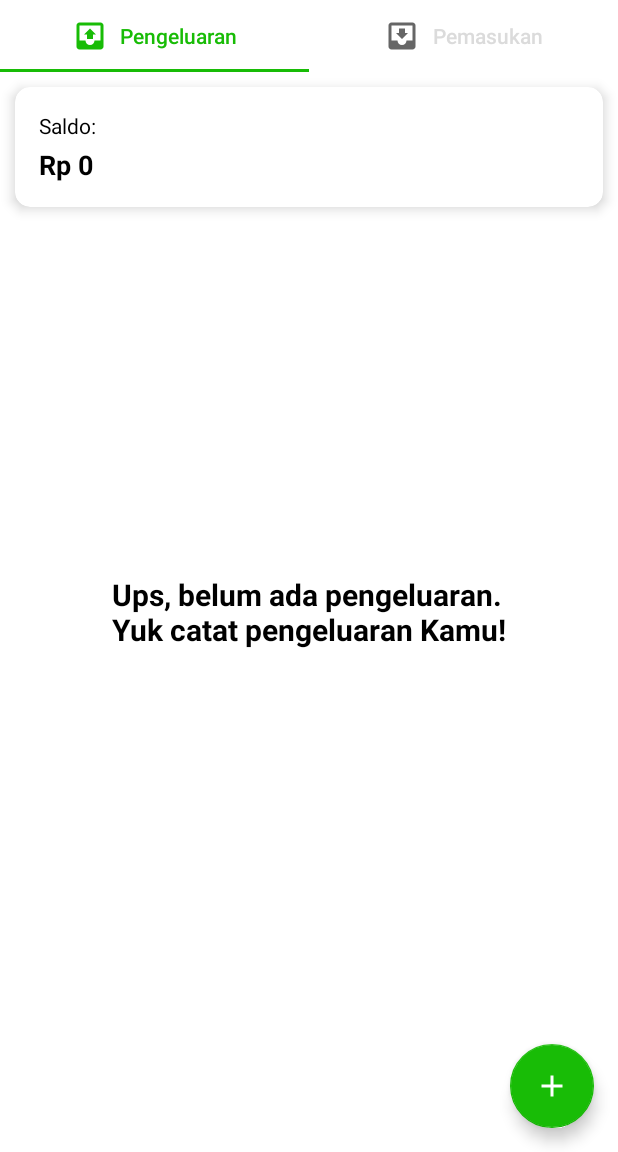
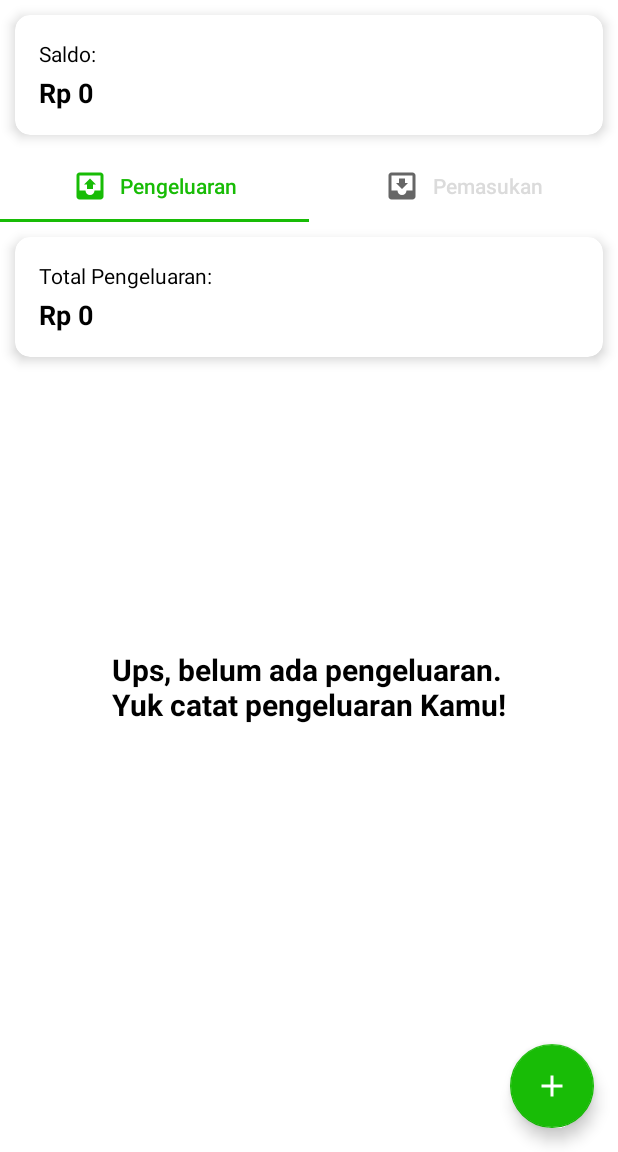
Before and after one commit to rifqyanugerah/mancash-mobile, an Android app: the screen it shows after launch (MainActivity), on a phone screen of 412 x 824 dp, the part 84-1236 px from its top. Run offline under Robolectric (Android 15) with nearby library versions, the phone set to English and light mode, and no system bars; our stand-ins replace Room's generated code, RxJava.

Commit message:
Mancash Mobile Revisi

```diff
--- a/app/src/main/java/org/d3if3095/mancashmobile/database/dao/DatabaseDao.java
+++ b/app/src/main/java/org/d3if3095/mancashmobile/database/dao/DatabaseDao.java
@@ -26,8 +26,11 @@ public interface DatabaseDao {
     @Query("DELETE FROM tbl_keuangan WHERE uid= :uid and tipe = 'pengeluaran'")
     void deleteSinglePengeluaran(int uid);
 
+    @Query("SELECT SUM(jml_uang) FROM tbl_keuangan WHERE tipe = 'pengeluaran'")
+    LiveData<Integer> getTotalPengeluaran();
+
     @Query("SELECT (SELECT COALESCE(SUM(jml_uang), 0) FROM tbl_keuangan WHERE tipe = 'pemasukan') - (SELECT COALESCE(SUM(jml_uang), 0) FROM tbl_keuangan WHERE tipe = 'pengeluaran') AS saldo_pengeluaran")
-    LiveData<Integer> getTotalPengeluaran();
+    LiveData<Integer> getTotalPengeluaranSaldo();
 
     @Query("UPDATE tbl_keuangan SET keterangan = :keterangan, tanggal = :tgl, jml_uang = :harga WHERE uid = :uid and tipe = 'pengeluaran'")
     void updateDataPengeluaran(String keterangan, String tgl, int harga, int uid);
--- a/app/src/main/java/org/d3if3095/mancashmobile/view/MainActivity.java
+++ b/app/src/main/java/org/d3if3095/mancashmobile/view/MainActivity.java
@@ -1,30 +1,53 @@
 package org.d3if3095.mancashmobile.view;
 
 import android.os.Bundle;
+import android.view.View;
+import android.widget.TextView;
 
 import androidx.appcompat.app.AppCompatActivity;
+import androidx.lifecycle.Observer;
+import androidx.lifecycle.ViewModelProviders;
 import androidx.viewpager.widget.ViewPager;
 
 import com.google.android.material.tabs.TabLayout;
 
 import org.d3if3095.mancashmobile.R;
+import org.d3if3095.mancashmobile.model.ModelDatabase;
+import org.d3if3095.mancashmobile.utils.FunctionHelper;
+import org.d3if3095.mancashmobile.view.fragment.pengeluaran.PengeluaranAdapter;
+import org.d3if3095.mancashmobile.view.fragment.pengeluaran.PengeluaranViewModel;
+
+import java.util.ArrayList;
+import java.util.Collections;
+import java.util.List;
 
 public class MainActivity extends AppCompatActivity {
+    private MainViewModel mainViewModel;
 
-    TabLayout tabLayout;
-    ViewPager viewPager;
-    int[] tabIcons = {R.drawable.ic_pengeluaran, R.drawable.ic_pemasukan};
+    private TextView tvNotFound;
+    private TextView tvTotal;
+    private PengeluaranAdapter pengeluaranAdapter;
+
+    private List<ModelDatabase> modelDatabase = new ArrayList<>();
+    private TabLayout tabLayout;
+    private ViewPager viewPager;
+
+    private int[] tabIcons = {R.drawable.ic_pengeluaran, R.drawable.ic_pemasukan};
 
     @Override
     protected void onCreate(Bundle savedInstanceState) {
         super.onCreate(savedInstanceState);
         setContentView(R.layout.activity_main);
 
+        mainViewModel = ViewModelProviders.of(this).get(MainViewModel.class);
+
         setIdLayout();
         setInitLayout();
+        observeData();
     }
 
     private void setIdLayout() {
+        tvTotal = findViewById(R.id.tvTotal);
         tabLayout = findViewById(R.id.tabsLayout);
         viewPager = findViewById(R.id.viewPager);
     }
@@ -36,4 +59,23 @@ public class MainActivity extends AppCompatActivity {
         tabLayout.getTabAt(0).setIcon(tabIcons[0]);
         tabLayout.getTabAt(1).setIcon(tabIcons[1]);
     }
+
+    private void observeData() {
+        mainViewModel = ViewModelProviders.of(this).get(MainViewModel.class);
+
+        mainViewModel.getTotalPengeluaranSaldo().observe(this, new Observer<Integer>(){
+            @Override
+            public void onChanged(Integer integer) {
+                if (integer == null) {
+                    int totalPrice = 0;
+                    String initPrice = FunctionHelper.rupiahFormat(totalPrice);
+                    tvTotal.setText(initPrice);
+                } else {
+                    int totalPrice = integer;
+                    String initPrice = FunctionHelper.rupiahFormat(totalPrice);
+                    tvTotal.setText(initPrice);
+                }
+            }
+        });
+    }
 }
--- /dev/null
+++ b/app/src/main/java/org/d3if3095/mancashmobile/view/MainViewModel.java
@@ -0,0 +1,31 @@
+package org.d3if3095.mancashmobile.view;
+
+import android.app.Application;
+
+import androidx.annotation.NonNull;
+import androidx.lifecycle.LiveData;
+
+import org.d3if3095.mancashmobile.database.DatabaseClient;
+import org.d3if3095.mancashmobile.database.dao.DatabaseDao;
+import org.d3if3095.mancashmobile.model.ModelDatabase;
+import org.d3if3095.mancashmobile.view.fragment.pengeluaran.PengeluaranViewModel;
+
+import java.util.List;
+
+public class MainViewModel extends PengeluaranViewModel {
+
+    private LiveData<List<ModelDatabase>> mPengeluarans;
+    private DatabaseDao databaseDao;
+    private LiveData<Integer> mTotalPrice;
+
+    public MainViewModel(@NonNull Application application) {
+        super(application);
+
+        databaseDao = DatabaseClient.getInstance(application).getAppDatabase().databaseDao();
+        mPengeluarans = databaseDao.getAllPengeluaran();
+        mTotalPrice = databaseDao.getTotalPengeluaranSaldo();
+    }
+
+    public LiveData<Integer> getTotalPengeluaranSaldo() { return mTotalPrice; }
+
+}
--- a/app/src/main/res/layout/activity_main.xml
+++ b/app/src/main/res/layout/activity_main.xml
@@ -44,6 +44,49 @@
         android:orientation="vertical"
         app:layout_behavior="@string/appbar_scrolling_view_behavior">
 
+        <androidx.cardview.widget.CardView
+            android:id="@+id/cvTotal"
+            android:layout_width="match_parent"
+            android:layout_height="wrap_content"
+            android:layout_marginStart="10dp"
+            android:layout_marginTop="10dp"
+            android:layout_marginEnd="10dp"
+            android:layout_marginBottom="10dp"
+            app:cardBackgroundColor="@android:color/white"
+            app:cardCornerRadius="10dp"
+            app:cardElevation="5dp"
+            app:contentPadding="16dp">
+
+            <RelativeLayout
+                android:layout_width="match_parent"
+                android:layout_height="wrap_content">
+
+                <androidx.appcompat.widget.AppCompatTextView
+                    android:id="@+id/tvTitle"
+                    android:layout_width="wrap_content"
+                    android:layout_height="wrap_content"
+                    android:layout_alignParentStart="true"
+                    android:layout_alignParentTop="true"
+                    android:layout_centerInParent="true"
+                    android:text="Saldo:"
+                    android:textColor="@color/black"
+                    android:textSize="14sp" />
+
+                <androidx.appcompat.widget.AppCompatTextView
+                    android:id="@+id/tvTotal"
+                    android:layout_width="wrap_content"
+                    android:layout_height="wrap_content"
+                    android:layout_below="@+id/tvTitle"
+                    android:layout_marginTop="4dp"
+                    android:text="Rp -"
+                    android:textColor="@color/black"
+                    android:textSize="18sp"
+                    android:textStyle="bold" />
+
+            </RelativeLayout>
+
+        </androidx.cardview.widget.CardView>
+
         <com.google.android.material.tabs.TabLayout
             android:id="@+id/tabsLayout"
             android:layout_width="match_parent"
--- a/app/src/main/res/layout/fragment_pemasukan.xml
+++ b/app/src/main/res/layout/fragment_pemasukan.xml
@@ -26,7 +26,7 @@
                 android:layout_alignParentStart="true"
                 android:layout_alignParentTop="true"
                 android:layout_centerInParent="true"
-                android:text="Saldo:"
+                android:text="Total Pemasukan:"
                 android:textColor="@color/black"
                 android:textSize="14sp" />
 
--- a/app/src/main/res/layout/fragment_pengeluaran.xml
+++ b/app/src/main/res/layout/fragment_pengeluaran.xml
@@ -9,7 +9,10 @@
         android:id="@+id/cvTotal"
         android:layout_width="match_parent"
         android:layout_height="wrap_content"
-        android:layout_margin="10dp"
+        android:layout_marginStart="10dp"
+        android:layout_marginTop="10dp"
+        android:layout_marginEnd="10dp"
+        android:layout_marginBottom="10dp"
         app:cardBackgroundColor="@android:color/white"
         app:cardCornerRadius="10dp"
         app:cardElevation="5dp"
@@ -26,7 +29,7 @@
                 android:layout_alignParentStart="true"
                 android:layout_alignParentTop="true"
                 android:layout_centerInParent="true"
-                android:text="Saldo:"
+                android:text="Total Pengeluaran:"
                 android:textColor="@color/black"
                 android:textSize="14sp" />
 
@@ -44,6 +47,7 @@
         </RelativeLayout>
 
     </androidx.cardview.widget.CardView>
+
 
     <androidx.recyclerview.widget.RecyclerView
         android:id="@+id/rvListData"
```
